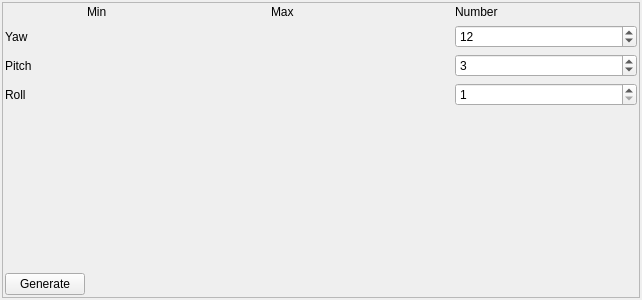
Above: utils/tablecontrol/rotationPlanGenerator.ui from NickPenkrat/corecvs before the change. Below: the same form after it.
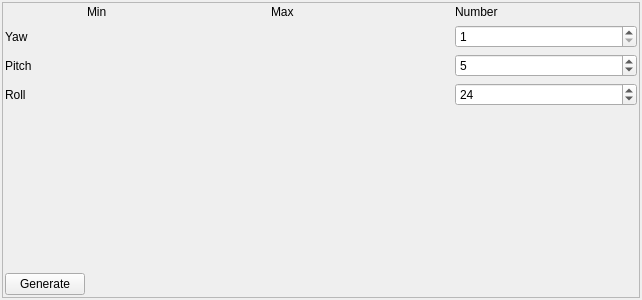
That is the form after the change. Icons and pictures are not drawn. Custom widgets are drawn as their Qt base class.

Commit message: changed rotary dialog for the new table scripts

The edit to the form file:
```diff
--- a/utils/tablecontrol/rotationPlanGenerator.ui
+++ b/utils/tablecontrol/rotationPlanGenerator.ui
@@ -105,7 +105,7 @@
          <number>360</number>
         </property>
         <property name="value">
-         <number>12</number>
+         <number>1</number>
         </property>
        </widget>
       </item>
@@ -148,7 +148,7 @@
          <number>180</number>
         </property>
         <property name="value">
-         <number>3</number>
+         <number>5</number>
         </property>
        </widget>
       </item>
@@ -231,7 +231,7 @@
          <number>360</number>
         </property>
         <property name="value">
-         <number>1</number>
+         <number>24</number>
         </property>
        </widget>
       </item>
```
The commit also changes 2 other files.
